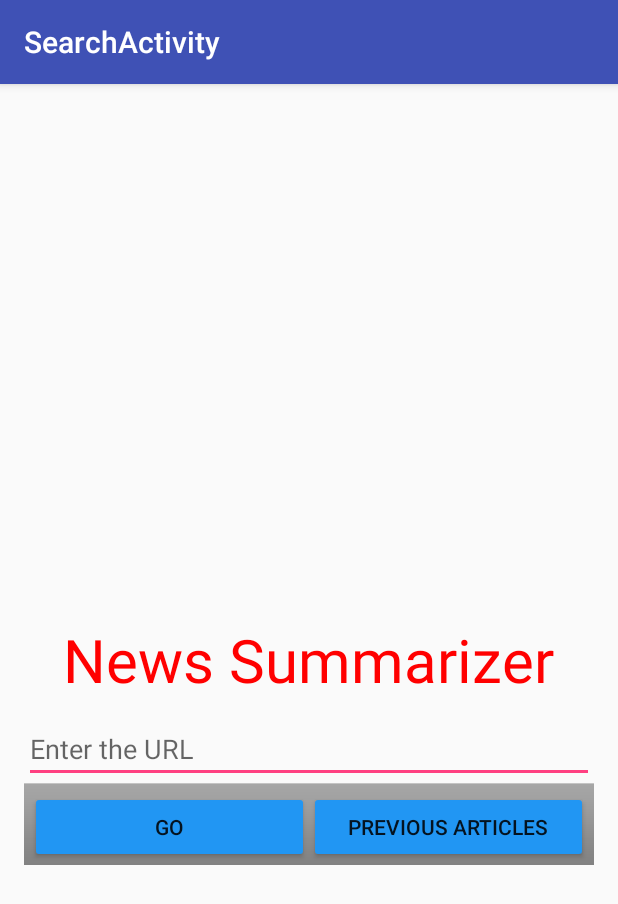
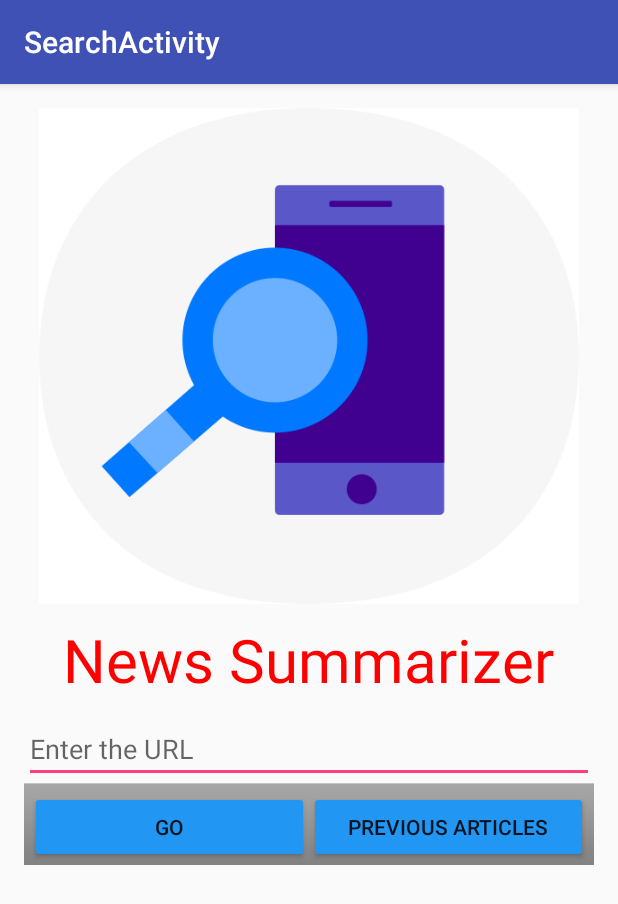
Before and after one commit to jy2xj/NewsSummarizer, an Android app: the SearchActivity screen opened directly, with no data from a screen before it, on a phone screen of 412 x 824 dp. Shown: the top 904 px of the screen. Run offline under Robolectric (Android 15) with nearby library versions, the phone set to English and light mode, and no system bars.

Commit message:
add search image

```diff
--- a/app/src/main/res/layout/content_search.xml
+++ b/app/src/main/res/layout/content_search.xml
@@ -11,6 +11,13 @@
     app:layout_behavior="@string/appbar_scrolling_view_behavior"
     tools:context="com.example.jycoders.newssummarizer.SearchActivity"
     tools:showIn="@layout/activity_search">
+
+    <ImageView
+        android:id="@+id/searchpic"
+        android:layout_width="wrap_content"
+        android:layout_height="wrap_content"
+        android:layout_above="@+id/titletxt"
+        android:src="@drawable/search"/>
 
     <TextView
         android:id="@+id/titletxt"
```
Also changed, not shown: app/src/main/res/drawable-hdpi/search.jpg (added).
